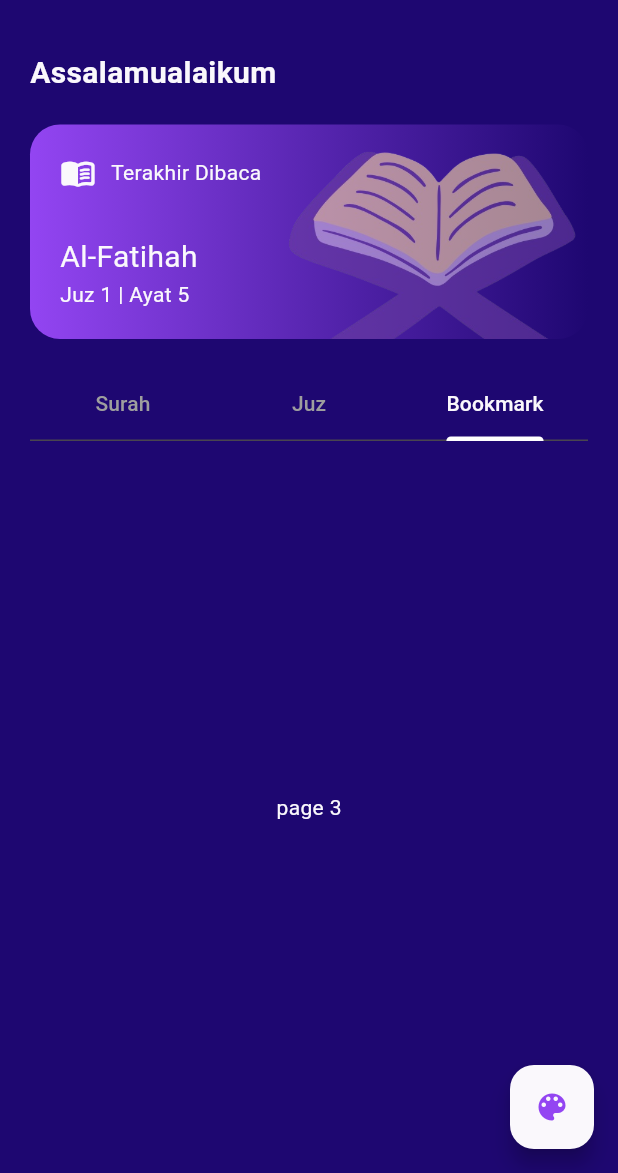
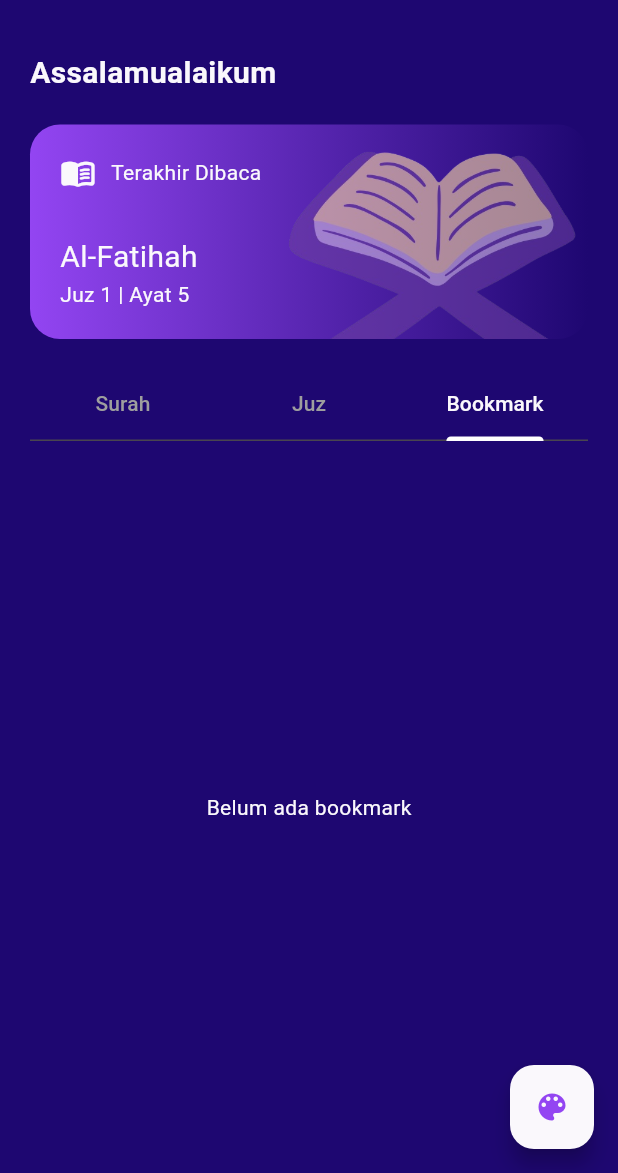
Before and after one commit to pendragonnn/Quran-App-Flutter, a Flutter app: the HomeView screen opened by its route, tab 3 chosen, after a tap on the "color lens" icon, on a phone screen of 412 x 824 dp, the part 63-1236 px from its top. Run offline on Flutter 3.47's test engine with Material 3 defaults, Android fonts, the phone set to English and light mode, and no system bars; our stand-ins replace get, get_storage, just_audio, lottie, sqflite; accounts and stored records are empty; network calls fail.

Commit message:
feat: [bookmark] add surah bookmark tab view in home view

```diff
--- a/lib/app/modules/detail_surah/controllers/detail_surah_controller.dart
+++ b/lib/app/modules/detail_surah/controllers/detail_surah_controller.dart
@@ -24,7 +24,7 @@ class DetailSurahController extends GetxController {
     } else {
       List checkData = await db.query("bookmark",
           where:
-              "surah = '${surah.name.transliteration.id}' and ayat = ${ayat.number.inSurah} and juz = ${ayat.meta.juz} and via = 'surah' and index_ayat = $indexAyat and last_read = 0");
+              'surah = "${surah.name.transliteration.id}" and ayat = ${ayat.number.inSurah} and juz = ${ayat.meta.juz} and via = "surah" and index_ayat = $indexAyat and last_read = 0');
       if (checkData.length != 0) {
         flagExist = true;
       }
--- a/lib/app/modules/home/controllers/home_controller.dart
+++ b/lib/app/modules/home/controllers/home_controller.dart
@@ -4,12 +4,16 @@ import 'package:get/get.dart';
 import 'package:get_storage/get_storage.dart';
 import 'package:http/http.dart' as http;
 import 'package:quran_app/app/constant/color.dart';
+import 'package:quran_app/app/data/db/bookmark.dart';
 import 'package:quran_app/app/data/models/DetailSurah.dart';
 import 'package:quran_app/app/data/models/Surah.dart';
+import 'package:sqflite/sqflite.dart';
 
 class HomeController extends GetxController {
   RxBool isDark = false.obs;
   List<Surah> allSurah = [];
+
+  DatabaseManager database = DatabaseManager.instance;
 
   void changeTemeMode() async {
     Get.isDarkMode ? Get.changeTheme(themeLight) : Get.changeTheme(themeDark);
@@ -21,6 +25,13 @@ class HomeController extends GetxController {
     } else {
       box.write("themeDark", true);
     }
+  }
+
+  Future<List<Map<String, dynamic>>> getBookmark() async {
+    Database db = await database.db;
+    List<Map<String, dynamic>> allBookmarks =
+        await db.query("bookmark", where: "last_read = 0");
+    return allBookmarks;
   }
 
   Future<List<Surah>> getAllSurah() async {
--- a/lib/app/modules/home/views/home_view.dart
+++ b/lib/app/modules/home/views/home_view.dart
@@ -271,9 +271,42 @@ class HomeView extends GetView<HomeController> {
                         );
                       },
                     ),
-                    Center(
-                      child: Text("page 3"),
-                    ),
+                    GetBuilder<HomeController>(builder: (c) {
+                      return FutureBuilder<List<Map<String, dynamic>>>(
+                        future: c.getBookmark(),
+                        builder: (context, snapshot) {
+                          if (snapshot.connectionState ==
+                              ConnectionState.waiting) {
+                            return Center(
+                              child: CircularProgressIndicator(),
+                            );
+                          }
+
+                          if (snapshot.data!.length == 0) {
+                            return Center(
+                              child: Text("Belum ada bookmark"),
+                            );
+                          }
+
+                          return ListView.builder(
+                            itemCount: snapshot.data!.length,
+                            itemBuilder: (context, index) {
+                              Map<String, dynamic> data = snapshot.data![index];
+                              return ListTile(
+                                onTap: () {
+                                  print(data);
+                                },
+                                leading:
+                                    CircleAvatar(child: Text("${index + 1}")),
+                                title: Text("${data['surah']}"),
+                                subtitle: Text(
+                                    "Ayat ${data['ayat']} - Via ${data['via']}"),
+                              );
+                            },
+                          );
+                        },
+                      );
+                    })
                   ],
                 ),
               ),
```
